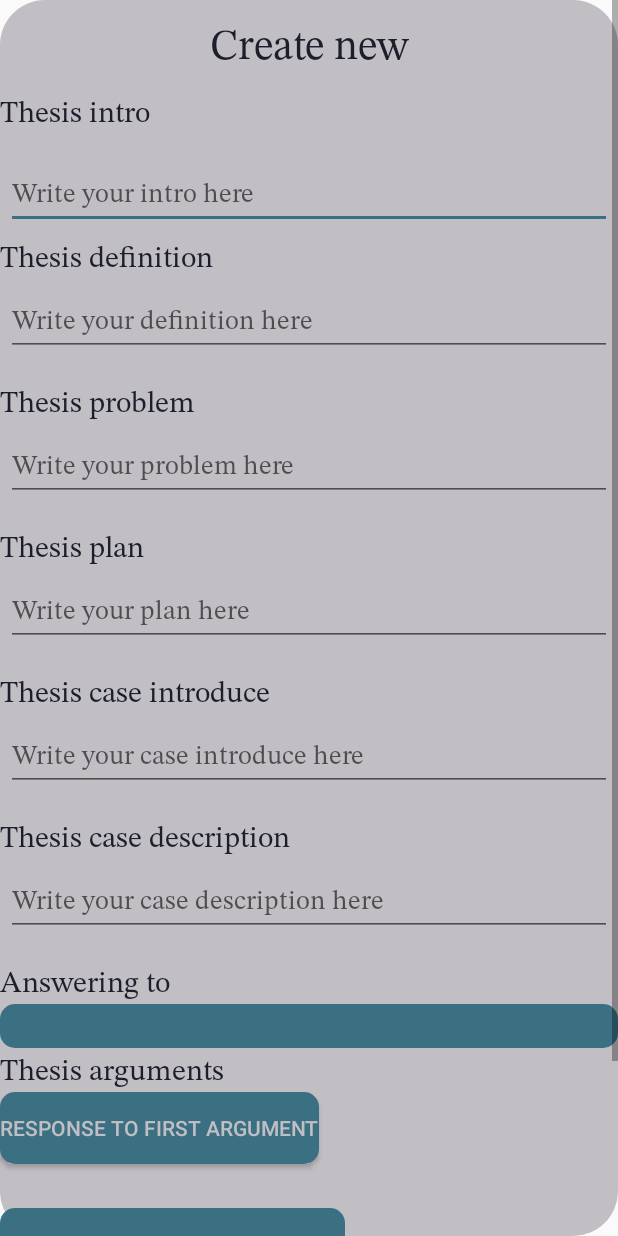
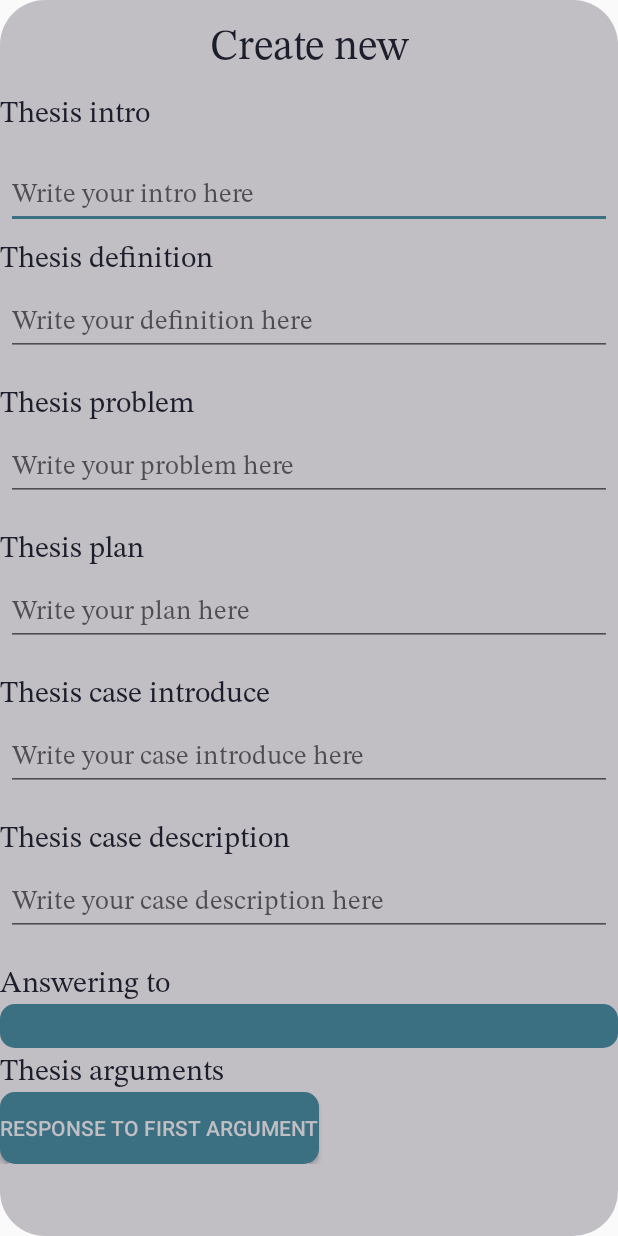
Before and after one commit to gedar0082/Debater, an Android app: the layout dialog_new_thesis.xml on its own in the app's theme, with its tools: preview values and no code run, on a phone screen of 412 x 824 dp. Run offline under Robolectric (Android 15) with nearby library versions, the phone set to English and light mode, and no system bars.

Commit message:
some features

```diff
--- a/app/src/main/java/com/gedar0082/debater/model/net/pojo/ArgumentJson.kt
+++ b/app/src/main/java/com/gedar0082/debater/model/net/pojo/ArgumentJson.kt
@@ -1,4 +1,4 @@
-package com.gedar0082.debater.model.net.pojo
+ package com.gedar0082.debater.model.net.pojo
 
 import com.fasterxml.jackson.annotation.JsonProperty
 import java.sql.Timestamp
--- a/app/src/main/java/com/gedar0082/debater/model/net/pojo/ThesisJson.kt
+++ b/app/src/main/java/com/gedar0082/debater/model/net/pojo/ThesisJson.kt
@@ -15,5 +15,6 @@ data class ThesisJson (
     @JsonProperty("answer_id") val answer: ThesisJson?,
     @JsonProperty("debate_id") val debate: DebateJson?,
     @JsonProperty("person_id") val person: PersonJson?,
-    @JsonProperty("date_time") val dateTime: Timestamp?
+    @JsonProperty("date_time") val dateTime: Timestamp?,
+    @JsonProperty("type") val type: Int?
 )
--- a/app/src/main/java/com/gedar0082/debater/model/net/pojo/ThesisJsonRaw.kt
+++ b/app/src/main/java/com/gedar0082/debater/model/net/pojo/ThesisJsonRaw.kt
@@ -16,5 +16,6 @@ data class ThesisJsonRaw (
     @JsonProperty("answer_id") val answer_id: Long?,
     @JsonProperty("debate_id") val debate_id: Long,
     @JsonProperty("person_id") val person_id: Long,
-    @JsonProperty("date_time") val date_time: Timestamp
+    @JsonProperty("date_time") val date_time: Timestamp,
+    @JsonProperty("type") val type: Int?
 )
--- a/app/src/main/java/com/gedar0082/debater/util/InterScreenController.kt
+++ b/app/src/main/java/com/gedar0082/debater/util/InterScreenController.kt
@@ -9,7 +9,7 @@ object InterScreenController {
     var chooseAnswerArg = 0
     var argumentPressed: ArgumentJson? = null
     var thesisPressed: ThesisJson? = null
-    var type : Int = 1
+
 
 
 }
--- a/app/src/main/java/com/gedar0082/debater/viewmodel/ArgumentMapViewModel.kt
+++ b/app/src/main/java/com/gedar0082/debater/viewmodel/ArgumentMapViewModel.kt
@@ -73,7 +73,7 @@ class ArgumentMapViewModel : ViewModel(), CoroutineScope {
                             thesisId,
                             CurrentUser.id,
                             Util.getCurrentDate(),
-                            InterScreenController.type
+                            InterScreenController.thesisPressed?.type ?: 1
                         )
                     )
                     dialog.cancel()
@@ -124,7 +124,6 @@ class ArgumentMapViewModel : ViewModel(), CoroutineScope {
     fun getArguments(id: Long) {
         launch {
             runCatching { apiFactory.getArgumentsByDebateId(id) }.onSuccess {
-                println(it.toString())
                 arguments.postValue(it)
             }.onFailure { it.printStackTrace() }
         }
--- a/app/src/main/java/com/gedar0082/debater/viewmodel/DebateViewModel.kt
+++ b/app/src/main/java/com/gedar0082/debater/viewmodel/DebateViewModel.kt
@@ -46,7 +46,7 @@ class DebateViewModel : ViewModel(), CoroutineScope {
     fun getPersonDebate() {
         launch {
             runCatching { apiFactory.getPersonDebate() }.onSuccess {
-                println(it)
+
                 debateWithPersons.postValue(getListOfUniqueDebatesWithPersons(it))
             }.onFailure {
                 it.printStackTrace()
@@ -73,7 +73,6 @@ class DebateViewModel : ViewModel(), CoroutineScope {
                         getCurrentDate(),
                         getRegulationsJsonFromRule(rule, hasReferee)
                     )
-                    println("save debate $debateJson")
                     val id = saveDebate(debateJson)
                     savePersonDebate(id.id, 6)
                     sendNotification(newNotification())
@@ -207,7 +206,7 @@ class DebateViewModel : ViewModel(), CoroutineScope {
                 val personDebateRawJson = PersonDebateRawJson(debateId, CurrentUser.id, rightsId)
                 apiFactory.insertRawPersonDebate(personDebateRawJson)
             }.onSuccess {
-                println(it)
+                println("save persondebate success")
             }.onFailure {
                 it.printStackTrace()
             }
@@ -233,7 +232,6 @@ class DebateViewModel : ViewModel(), CoroutineScope {
             val personRightsJsonList = findPersonsOfDebate(list, it)
             resultList.add(DebateWithPersons(it, personRightsJsonList))
         }
-        println(resultList)
         return resultList
     }
 
--- a/app/src/main/res/layout/dialog_new_thesis.xml
+++ b/app/src/main/res/layout/dialog_new_thesis.xml
@@ -236,50 +236,7 @@
                     android:textColor="@color/colorPrimaryDark"
                     />
 
-                <TextView
-                    android:layout_width="match_parent"
-                    android:layout_height="wrap_content"
-                    android:id="@+id/text_answer_for1"
-                    android:fontFamily="@font/stix"
-                    android:textSize="20sp"
-                    android:textColor="@color/textPrimaryDark"
-                    />
 
-                <Button
-                    android:layout_width="wrap_content"
-                    android:layout_height="wrap_content"
-                    android:id="@+id/btn_answer2"
-                    android:text="@string/btn_answer2"
-                    android:background="@drawable/card_round10"
-                    android:textColor="@color/colorPrimaryDark"
-                    />
-
-                <TextView
-                    android:layout_width="match_parent"
-                    android:layout_height="wrap_content"
-                    android:id="@+id/text_answer_for2"
-                    android:fontFamily="@font/stix"
-                    android:textSize="20sp"
-                    android:textColor="@color/textPrimaryDark"
-                    />
-
-                <Button
-                    android:layout_width="wrap_content"
-                    android:layout_height="wrap_content"
-                    android:id="@+id/btn_answer3"
-                    android:text="@string/btn_answer3"
-                    android:background="@drawable/card_round10"
-                    android:textColor="@color/colorPrimaryDark"
-                    />
-
-                <TextView
-                    android:layout_width="match_parent"
-                    android:layout_height="wrap_content"
-                    android:id="@+id/text_answer_for3"
-                    android:fontFamily="@font/stix"
-                    android:textSize="20sp"
-                    android:textColor="@color/textPrimaryDark"
-                    />
 
             </LinearLayout>
         </ScrollView>
```
Also changed, not shown: app/src/main/java/com/gedar0082/debater/view/ThesisMapFragment.kt (+19 -10 lines), app/src/main/java/com/gedar0082/debater/view/adapters/ThesisMapAdapter.kt (+8 -15 lines), app/src/main/java/com/gedar0082/debater/viewmodel/ThesisMapViewModel.kt (+58 -92 lines), app/src/main/res/layout/thesis_options.xml (+18 -1 lines).
